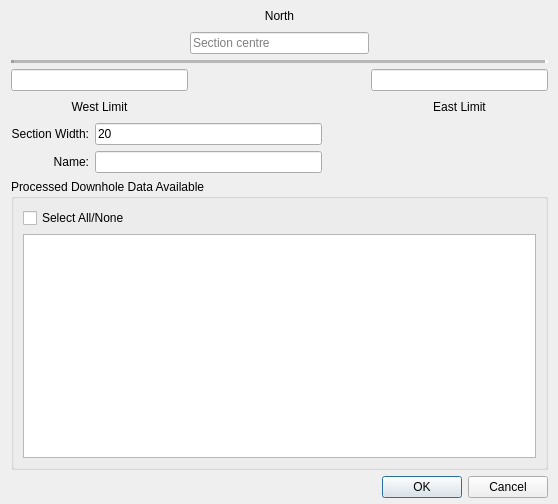
Qt form sectionorthogonal_dialog_base.ui (rolandhill/geoscience) before a commit.
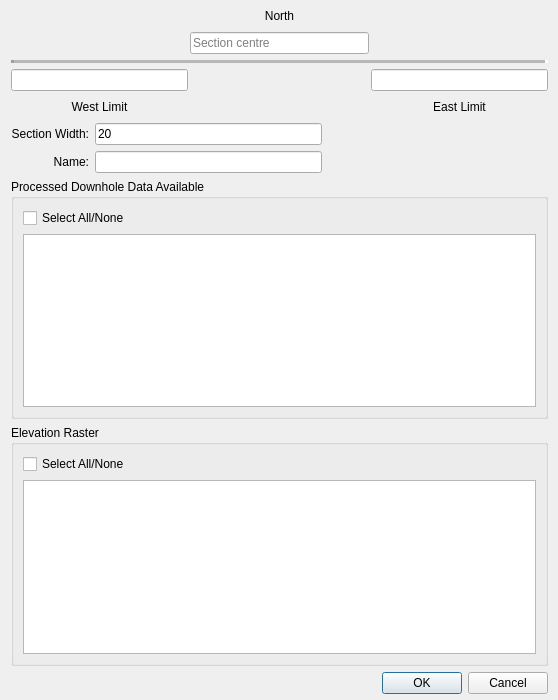
The same form after that commit.

Patch:
```diff
--- a/sectionorthogonal_dialog_base.ui
+++ b/sectionorthogonal_dialog_base.ui
@@ -7,7 +7,7 @@
     <x>0</x>
     <y>0</y>
     <width>558</width>
-    <height>504</height>
+    <height>700</height>
    </rect>
   </property>
   <property name="windowTitle">
@@ -265,6 +265,31 @@
      </layout>
     </widget>
    </item>
+   <item>
+    <widget class="QGroupBox" name="groupBox_2">
+     <property name="minimumSize">
+      <size>
+       <width>0</width>
+       <height>0</height>
+      </size>
+     </property>
+     <property name="title">
+      <string>Elevation Raster</string>
+     </property>
+     <layout class="QVBoxLayout" name="verticalLayout_3">
+      <item>
+       <widget class="QCheckBox" name="checkSelectAllElevation">
+        <property name="text">
+         <string>Select All/None</string>
+        </property>
+       </widget>
+      </item>
+      <item>
+       <widget class="QListWidget" name="listElevation"/>
+      </item>
+     </layout>
+    </widget>
+   </item>
    <item>
     <widget class="QDialogButtonBox" name="buttonBox">
      <property name="orientation">
```
Left out of the diff: 2 changed lines with no effect on the pictures.
